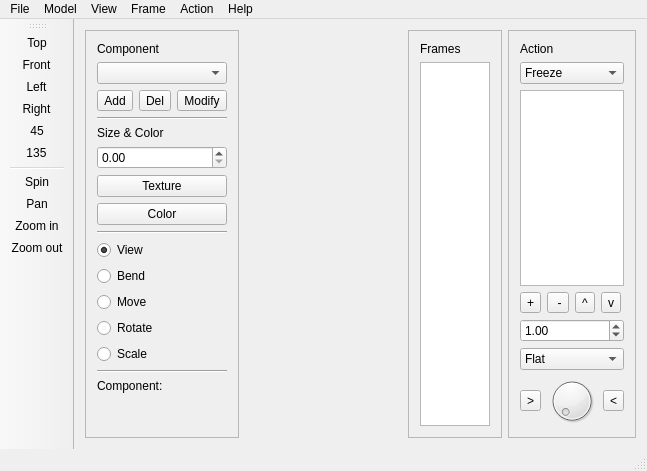
First picture: the form in trunk/mainwindow.ui, repository androidarduino/3dme, before the edit.
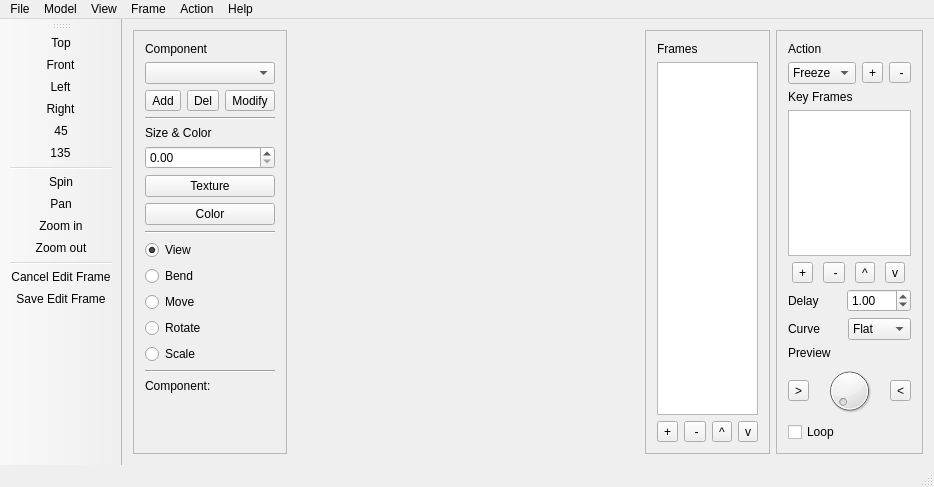
Second picture: the form after the edit. Custom widgets are drawn as their Qt base class.

Patch:
```diff
--- a/trunk/mainwindow.ui
+++ b/trunk/mainwindow.ui
@@ -6,8 +6,8 @@
    <rect>
     <x>0</x>
     <y>0</y>
-    <width>647</width>
-    <height>471</height>
+    <width>934</width>
+    <height>487</height>
    </rect>
   </property>
   <property name="sizePolicy">
@@ -224,6 +224,38 @@
        <item>
         <widget class="QListWidget" name="listWidget"/>
        </item>
+       <item>
+        <layout class="QHBoxLayout" name="horizontalLayout_6">
+         <item>
+          <widget class="QToolButton" name="addFrame">
+           <property name="text">
+            <string>+</string>
+           </property>
+          </widget>
+         </item>
+         <item>
+          <widget class="QToolButton" name="removeFrame">
+           <property name="text">
+            <string> -</string>
+           </property>
+          </widget>
+         </item>
+         <item>
+          <widget class="QToolButton" name="moveStepUp_2">
+           <property name="text">
+            <string>^</string>
+           </property>
+          </widget>
+         </item>
+         <item>
+          <widget class="QToolButton" name="moveStepDown_2">
+           <property name="text">
+            <string>v</string>
+           </property>
+          </widget>
+         </item>
+        </layout>
+       </item>
       </layout>
      </widget>
     </item>
@@ -253,6 +285,8 @@
         </widget>
        </item>
        <item>
+        <layout class="QHBoxLayout" name="horizontalLayout_7">
+         <item>
         <widget class="QComboBox" name="actions">
          <item>
           <property name="text">
@@ -262,19 +296,42 @@
         </widget>
        </item>
        <item>
+          <widget class="QToolButton" name="addKeyFrame_2">
+           <property name="text">
+            <string>+</string>
+           </property>
+          </widget>
+         </item>
+         <item>
+          <widget class="QToolButton" name="removeKeyFrame_2">
+           <property name="text">
+            <string> -</string>
+           </property>
+          </widget>
+         </item>
+        </layout>
+       </item>
+       <item>
+        <widget class="QLabel" name="label_6">
+         <property name="text">
+          <string>Key Frames</string>
+         </property>
+        </widget>
+       </item>
+       <item>
         <widget class="QListWidget" name="keyframes"/>
        </item>
        <item>
         <layout class="QHBoxLayout" name="horizontalLayout_5">
          <item>
-          <widget class="QToolButton" name="addFrame">
+          <widget class="QToolButton" name="addKeyFrame">
            <property name="text">
             <string>+</string>
            </property>
           </widget>
          </item>
          <item>
-          <widget class="QToolButton" name="removeFrame">
+          <widget class="QToolButton" name="removeKeyFrame">
            <property name="text">
             <string> -</string>
            </property>
@@ -295,6 +352,15 @@
           </widget>
          </item>
         </layout>
+       </item>
+       <item>
+        <layout class="QHBoxLayout" name="horizontalLayout_8">
+         <item>
+          <widget class="QLabel" name="label_7">
+           <property name="text">
+            <string>Delay</string>
+           </property>
+          </widget>
        </item>
        <item>
         <widget class="QDoubleSpinBox" name="delay">
@@ -312,6 +378,17 @@
          </property>
         </widget>
        </item>
+        </layout>
+       </item>
+       <item>
+        <layout class="QHBoxLayout" name="horizontalLayout_9">
+         <item>
+          <widget class="QLabel" name="label_8">
+           <property name="text">
+            <string>Curve</string>
+           </property>
+          </widget>
+         </item>
        <item>
         <widget class="QComboBox" name="curve">
          <item>
@@ -334,6 +411,20 @@
            <string>Hill</string>
           </property>
          </item>
+           <item>
+            <property name="text">
+             <string>Grove</string>
+            </property>
+           </item>
+          </widget>
+         </item>
+        </layout>
+       </item>
+       <item>
+        <widget class="QLabel" name="label_5">
+         <property name="text">
+          <string>Preview</string>
+         </property>
         </widget>
        </item>
        <item>
@@ -357,6 +448,13 @@
          </item>
         </layout>
        </item>
+       <item>
+        <widget class="QCheckBox" name="checkBox">
+         <property name="text">
+          <string>Loop</string>
+         </property>
+        </widget>
+       </item>
       </layout>
      </widget>
     </item>
@@ -367,8 +465,8 @@
     <rect>
      <x>0</x>
      <y>0</y>
-     <width>647</width>
-     <height>25</height>
+     <width>934</width>
+     <height>24</height>
     </rect>
    </property>
    <widget class="QMenu" name="menuModel">
@@ -465,6 +563,9 @@
    <addaction name="actionPan"/>
    <addaction name="actionZoom_in"/>
    <addaction name="actionZoom_out"/>
+   <addaction name="separator"/>
+   <addaction name="actionCancel_Edit"/>
+   <addaction name="actionSave_Edit_Frame"/>
   </widget>
   <widget class="QStatusBar" name="statusBar"/>
   <action name="actionImport">
@@ -647,6 +748,26 @@
     <string>Online manual</string>
    </property>
   </action>
+  <action name="actionUndo">
+   <property name="text">
+    <string>Undo</string>
+   </property>
+  </action>
+  <action name="actionRedo">
+   <property name="text">
+    <string>Redo</string>
+   </property>
+  </action>
+  <action name="actionCancel_Edit">
+   <property name="text">
+    <string>Cancel Edit Frame</string>
+   </property>
+  </action>
+  <action name="actionSave_Edit_Frame">
+   <property name="text">
+    <string>Save Edit Frame</string>
+   </property>
+  </action>
  </widget>
  <layoutdefault spacing="6" margin="11"/>
  <customwidgets>
```
Left out of the diff: 9 changed lines with no effect on the pictures. Lines whose indentation alone changed are shown as unchanged.
